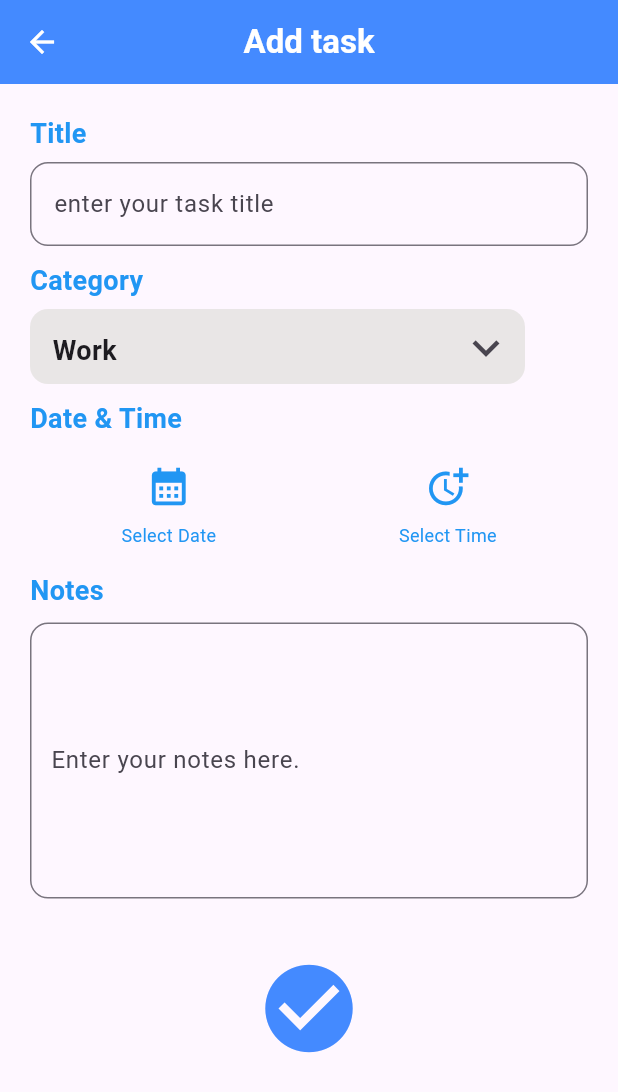
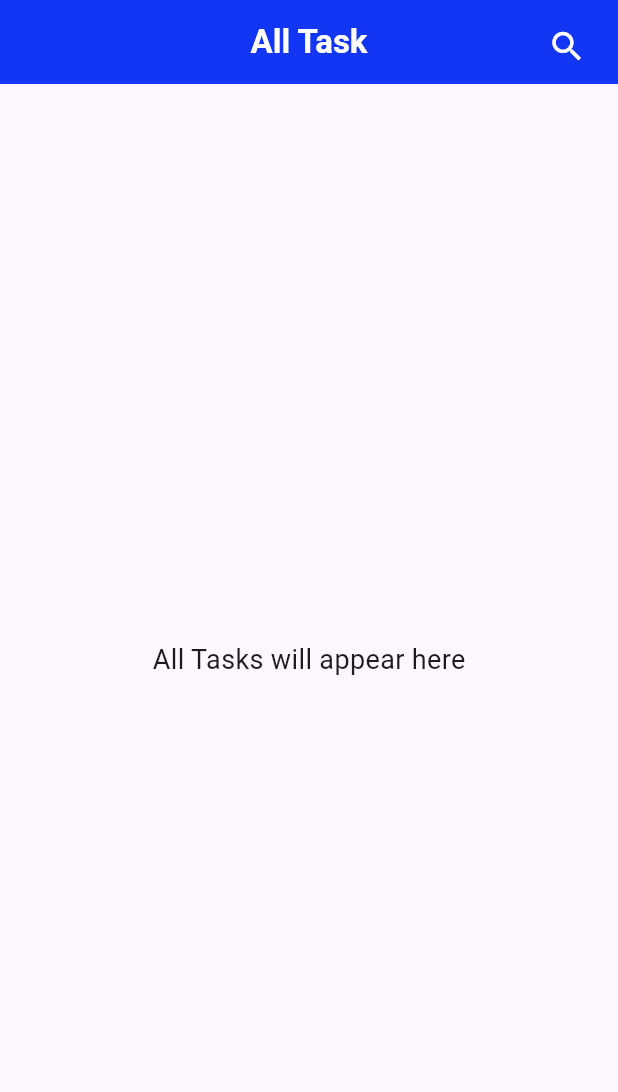
Before and after one commit to dev-shaon/TO-DO, a Flutter app: the AddTask screen opened directly, after a tap on the "check circle" icon, on a phone screen of 412 x 824 dp. Shown: the top 1092 px of the screen. Run offline on Flutter 3.47's test engine with Material 3 defaults, Android fonts, the phone set to English and light mode, and no system bars; our stand-ins replace font_awesome_flutter.

Commit message:
All task screen add

```diff
--- a/lib/Screens/Add_task.dart
+++ b/lib/Screens/Add_task.dart
@@ -1,4 +1,5 @@
 import 'package:flutter/material.dart';
+import 'package:to_do/Screens/All_task.dart';
 
 class AddTask extends StatefulWidget {
   const AddTask({super.key});
@@ -8,25 +9,57 @@ class AddTask extends StatefulWidget {
 }
 
 class _AddTaskState extends State<AddTask> {
+  DateTime? selectedDate;
+  TimeOfDay? selectedTime;
+
+  // Function to pick date
+  Future<void> _pickDate() async {
+    final DateTime? picked = await showDatePicker(
+      context: context,
+      initialDate: selectedDate ?? DateTime.now(),
+      firstDate: DateTime(2020),
+      lastDate: DateTime(2100),
+    );
+    if (picked != null && picked != selectedDate) {
+      setState(() {
+        selectedDate = picked;
+      });
+    }
+  }
+
+  // Function to pick time
+  Future<void> _pickTime() async {
+    final TimeOfDay? picked = await showTimePicker(
+      context: context,
+      initialTime: TimeOfDay.now(),
+    );
+    if (picked != null && picked != selectedTime) {
+      setState(() {
+        selectedTime = picked;
+      });
+    }
+  }
+
   @override
   Widget build(BuildContext context) {
     return Scaffold(
       appBar: AppBar(
         backgroundColor: Colors.blueAccent,
-        title: Text(
+        title: const Text(
           "Add task",
           style: TextStyle(fontWeight: FontWeight.bold, color: Colors.white),
         ),
-        iconTheme: IconThemeData(color: Colors.white),
+        iconTheme: const IconThemeData(color: Colors.white),
         centerTitle: true,
       ),
       body: SafeArea(
         child: Padding(
           padding: const EdgeInsets.all(20),
+          child: SingleChildScrollView(
             child: Column(
               crossAxisAlignment: CrossAxisAlignment.start,
               children: [
-              Text(
+                const Text(
                   "Title",
                   style: TextStyle(
                     fontWeight: FontWeight.bold,
@@ -34,17 +67,17 @@ class _AddTaskState extends State<AddTask> {
                     color: Colors.blue,
                   ),
                 ),
-              SizedBox(height: 6),
+                const SizedBox(height: 6),
                 TextField(
                   decoration: InputDecoration(
-                  hintText: "enter your task title",
+                    hintText: "Enter your task title",
                     border: OutlineInputBorder(
                       borderRadius: BorderRadius.circular(12),
                     ),
                   ),
                 ),
-              SizedBox(height: 10),
-              Text(
+                const SizedBox(height: 10),
+                const Text(
                   "Category",
                   style: TextStyle(
                     fontWeight: FontWeight.bold,
@@ -52,19 +85,19 @@ class _AddTaskState extends State<AddTask> {
                     color: Colors.blue,
                   ),
                 ),
-              SizedBox(height: 6),
+                const SizedBox(height: 6),
                 Container(
                   height: 50,
-                width: 330,
+                  width: double.infinity,
                   decoration: BoxDecoration(
-                  color: const Color.fromARGB(255, 233, 230, 230),
+                    color: const Color.fromARGB(255, 135, 197, 248),
                     borderRadius: BorderRadius.circular(12),
                   ),
                   child: Row(
                     mainAxisAlignment: MainAxisAlignment.spaceBetween,
                     children: [
-                    Padding(
-                      padding: const EdgeInsets.all(15),
+                      const Padding(
+                        padding: EdgeInsets.all(15),
                         child: Text(
                           "Work",
                           style: TextStyle(
@@ -76,13 +109,13 @@ class _AddTaskState extends State<AddTask> {
                       ),
                       IconButton(
                         onPressed: () {},
-                      icon: Icon(Icons.keyboard_arrow_down, size: 36),
+                        icon: const Icon(Icons.keyboard_arrow_down, size: 36),
                       ),
                     ],
                   ),
                 ),
-              SizedBox(height: 10),
-              Text(
+                const SizedBox(height: 10),
+                const Text(
                   "Date & Time",
                   style: TextStyle(
                     fontWeight: FontWeight.bold,
@@ -90,47 +123,58 @@ class _AddTaskState extends State<AddTask> {
                     color: Colors.blue,
                   ),
                 ),
-              SizedBox(height: 8),
+                const SizedBox(height: 8),
                 Row(
                   mainAxisAlignment: MainAxisAlignment.spaceAround,
                   children: [
                     Column(
                       children: [
                         IconButton(
-                        onPressed: () {},
+                          onPressed: _pickDate,
                           icon: const Icon(
                             Icons.calendar_month,
                             color: Colors.blue,
                             size: 30,
                           ),
                         ),
-                      const Text(
-                        "Select Date",
-                        style: TextStyle(color: Colors.blue, fontSize: 12),
+                        Text(
+                          selectedDate == null
+                              ? "Select Date"
+                              : "${selectedDate!.day}/${selectedDate!.month}/${selectedDate!.year}",
+                          style: const TextStyle(
+                            color: Color.fromARGB(255, 4, 135, 243),
+                            fontSize: 12,
+                            fontWeight: FontWeight.bold,
+                          ),
                         ),
                       ],
                     ),
-
                     Column(
                       children: [
                         IconButton(
-                        onPressed: () {},
+                          onPressed: _pickTime,
                           icon: const Icon(
                             Icons.more_time,
                             size: 30,
                             color: Colors.blue,
                           ),
                         ),
-                      const Text(
-                        "Select Time",
-                        style: TextStyle(color: Colors.blue, fontSize: 12),
+                        Text(
+                          selectedTime == null
+                              ? "Select Time"
+                              : selectedTime!.format(context),
+                          style: TextStyle(
+                            color: const Color.fromARGB(255, 8, 136, 240),
+                            fontSize: 12,
+                            fontWeight: FontWeight.bold,
+                          ),
                         ),
                       ],
                     ),
                   ],
                 ),
-              SizedBox(height: 16),
-              Text(
+                const SizedBox(height: 16),
+                const Text(
                   "Notes",
                   style: TextStyle(
                     fontWeight: FontWeight.bold,
@@ -138,11 +182,11 @@ class _AddTaskState extends State<AddTask> {
                     color: Colors.blue,
                   ),
                 ),
-              SizedBox(height: 8),
+                const SizedBox(height: 8),
                 TextField(
                   decoration: InputDecoration(
                     hintText: "Enter your notes here.",
-                  contentPadding: EdgeInsets.symmetric(
+                    contentPadding: const EdgeInsets.symmetric(
                       vertical: 80,
                       horizontal: 10,
                     ),
@@ -151,11 +195,16 @@ class _AddTaskState extends State<AddTask> {
                     ),
                   ),
                 ),
-              SizedBox(height: 30),
+                const SizedBox(height: 30),
                 Center(
                   child: IconButton(
-                  onPressed: () {},
-                  icon: Icon(
+                    onPressed: () {
+                      Navigator.push(
+                        context,
+                        MaterialPageRoute(builder: (context) => AllTask()),
+                      );
+                    },
+                    icon: const Icon(
                       Icons.check_circle,
                       size: 70,
                       color: Colors.blueAccent,
@@ -166,6 +215,7 @@ class _AddTaskState extends State<AddTask> {
             ),
           ),
         ),
+      ),
     );
   }
 }
--- /dev/null
+++ b/lib/Screens/All_task.dart
@@ -0,0 +1,45 @@
+import 'package:flutter/material.dart';
+
+class AllTask extends StatefulWidget {
+  const AllTask({super.key});
+
+  @override
+  State<AllTask> createState() => _AllTaskState();
+}
+
+class _AllTaskState extends State<AllTask> {
+  @override
+  Widget build(BuildContext context) {
+    return Scaffold(
+      appBar: AppBar(
+        backgroundColor: const Color.fromARGB(255, 19, 53, 244),
+        title: const Text(
+          "All Task",
+          style: TextStyle(
+            fontWeight: FontWeight.bold,
+            color: Colors.white,
+          ),
+        ),
+        iconTheme: IconThemeData(color: Colors.white),
+        centerTitle: true,
+        automaticallyImplyLeading: false,
+        actions: [
+          Padding(
+            padding: const EdgeInsets.all(10),
+            child: IconButton(
+              onPressed: () {},
+              icon: const Icon(Icons.search,size: 26,),
+            ),
+          ),
+        ],
+      ),
+
+      body:  Center(
+        child: Text(
+          "All Tasks will appear here",
+          style: TextStyle(fontSize: 18),
+        ),
+      ),
+    );
+  }
+}
--- a/lib/Screens/Botom_Home.dart
+++ b/lib/Screens/Botom_Home.dart
@@ -1,5 +1,6 @@
 import 'package:flutter/material.dart';
 import 'package:to_do/Screens/Add_task.dart';
+import 'package:to_do/Screens/All_task.dart';
 import 'package:to_do/Screens/home_screen.dart';
 
 class BotomHome extends StatefulWidget {
@@ -21,9 +22,7 @@ class _BotomHomeState extends State<BotomHome> {
         style: TextStyle(fontSize: 24, fontWeight: FontWeight.bold),
       ),
     ),
-    Center(
-
-    ),
+    AllTask(),
     Center(
       child: Text(
         "Settings Screen",
```
Lines whose indentation alone changed are shown as unchanged.
